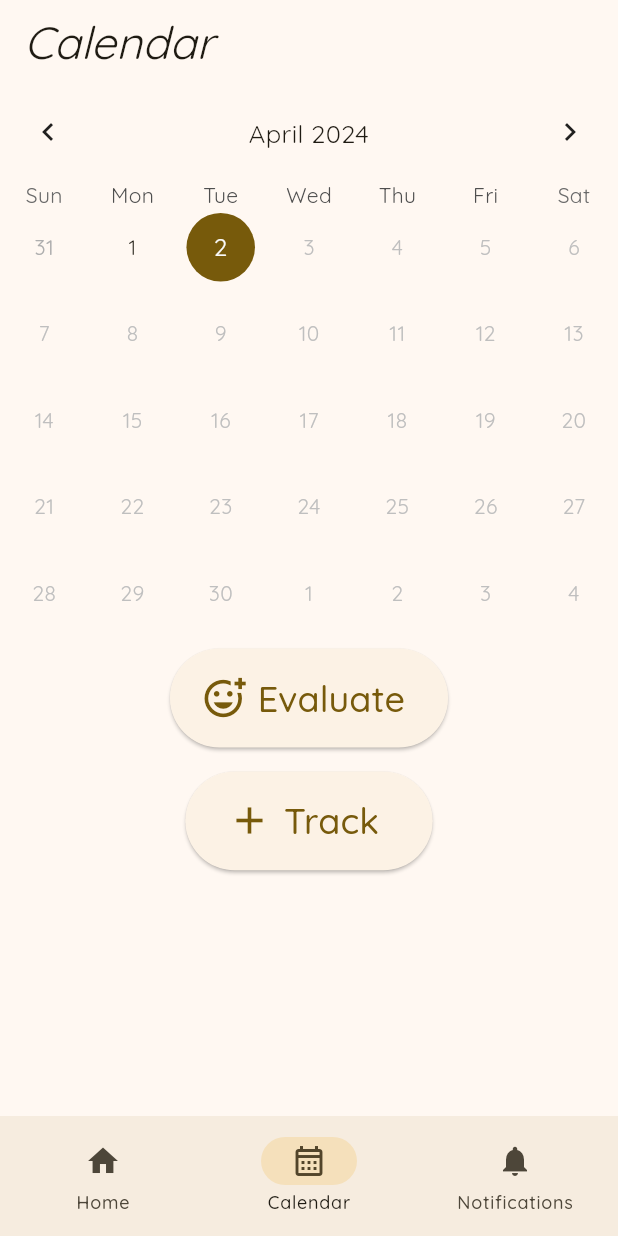
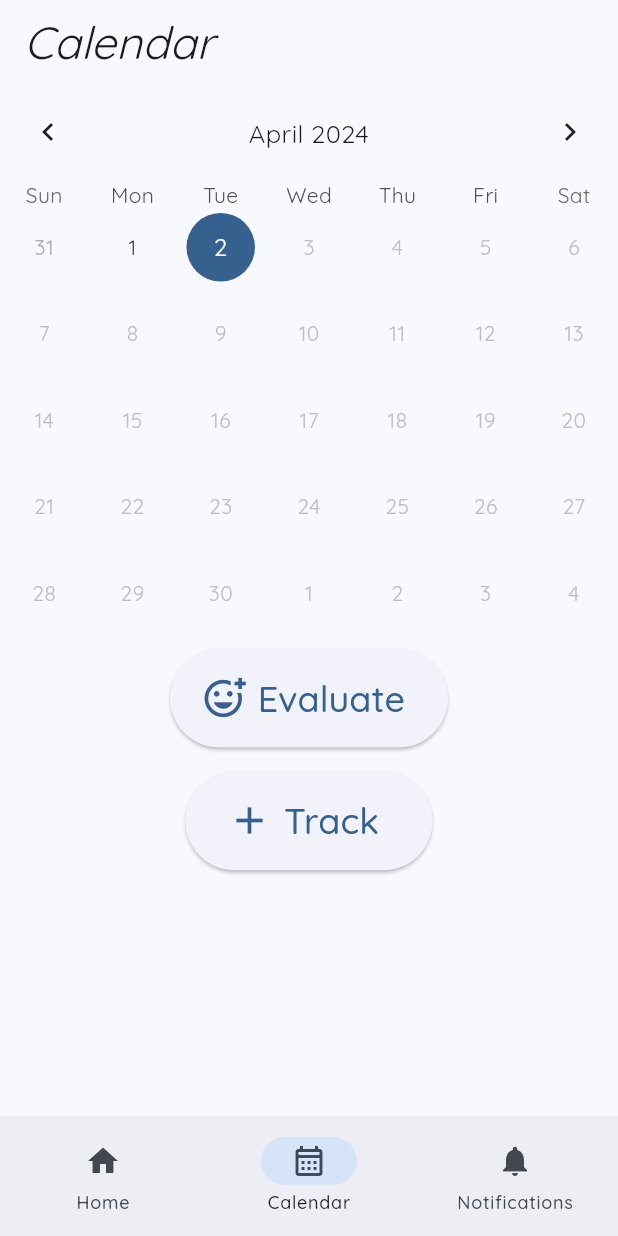
Before and after one commit to ellenritterbusch/urinary_incontinence_application, a Flutter app: the screen it shows after launch, item 2 of the bottom bar chosen, on a phone screen of 412 x 824 dp. Run offline on Flutter 3.47's test engine with Material 3 defaults, Android fonts, the light colour scheme and no system bars; drawn by our look-alikes of table_calendar; our stand-ins replace flutter_blue_plus, google_fonts, sqflite; accounts and stored records are empty.

Commit message:
color change

```diff
--- a/lib/main.dart
+++ b/lib/main.dart
@@ -23,7 +23,7 @@ class MyApp extends StatelessWidget {
       theme: ThemeData(
         useMaterial3: true,
         colorScheme: ColorScheme.fromSeed(
-          seedColor: Colors.amber,
+          seedColor: Colors.blue,
           brightness: Brightness.light,
         ),
       textTheme: TextTheme(
```
